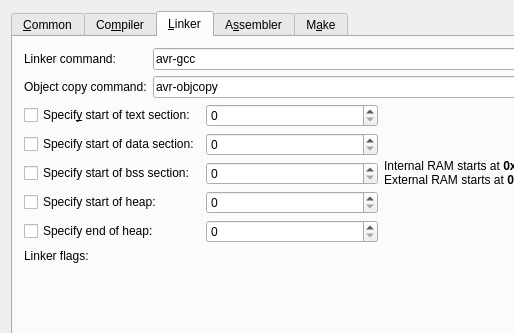
This is src/klprojectconfigwidgetbase.ui in akrutzler/kontrollerlab as Qt 5 draws it before an edit; both pictures show x 0 to 514 and y 0 to 333 of the 762 by 534 pixel window. The edited form follows.
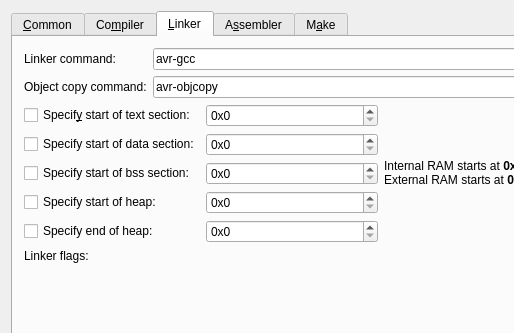
This is the edited form. The open tabs and pages were chosen to show the change. Custom widgets are drawn as their Qt base class.

Commit message: KLSpinBoxWidget suff.

Patch:
```diff
--- a/src/klprojectconfigwidgetbase.ui
+++ b/src/klprojectconfigwidgetbase.ui
@@ -595,10 +595,7 @@
        <item row="2" column="0" colspan="3">
         <layout class="QHBoxLayout" name="hl_flags">
          <item>
-          <layout class="QGridLayout">
-           <item row="0" column="1">
-            <widget class="QSpinBox" name="kisbStartOfText"/>
-           </item>
+          <layout class="QGridLayout" name="gl_linkerOpt">
            <item row="4" column="0">
             <widget class="QCheckBox" name="cbEndOfHeap">
              <property name="text">
@@ -650,16 +647,57 @@
             </widget>
            </item>
            <item row="1" column="1">
-            <widget class="QSpinBox" name="kisbStartOfData"/>
+            <widget class="KLSpinBoxWidget" name="kisbStartOfData">
+             <property name="prefix">
+              <string>0x</string>
+             </property>
+             <property name="maximum">
+              <number>1000000</number>
+             </property>
+            </widget>
            </item>
            <item row="2" column="1">
-            <widget class="QSpinBox" name="kisbStartOfBSS"/>
+            <widget class="KLSpinBoxWidget" name="kisbStartOfBSS">
+             <property name="prefix">
+              <string>0x</string>
+             </property>
+             <property name="maximum">
+              <number>1000000</number>
+             </property>
+            </widget>
            </item>
            <item row="3" column="1">
-            <widget class="QSpinBox" name="kisbStartOfHeap"/>
+            <widget class="KLSpinBoxWidget" name="kisbStartOfHeap">
+             <property name="prefix">
+              <string>0x</string>
+             </property>
+             <property name="maximum">
+              <number>1000000</number>
+             </property>
+            </widget>
            </item>
            <item row="4" column="1">
-            <widget class="QSpinBox" name="kisbEndOfHeap"/>
+            <widget class="KLSpinBoxWidget" name="kisbEndOfHeap">
+             <property name="prefix">
+              <string>0x</string>
+             </property>
+             <property name="maximum">
+              <number>1000000</number>
+             </property>
+            </widget>
+           </item>
+           <item row="0" column="1">
+            <widget class="KLSpinBoxWidget" name="kisbStartOfText">
+             <property name="suffix">
+              <string/>
+             </property>
+             <property name="prefix">
+              <string>0x</string>
+             </property>
+             <property name="maximum">
+              <number>1000000</number>
+             </property>
+            </widget>
            </item>
           </layout>
          </item>
@@ -941,6 +979,11 @@
    <extends>QWidget</extends>
    <header>q3listview.h</header>
   </customwidget>
+  <customwidget>
+   <class>KLSpinBoxWidget</class>
+   <extends>QSpinBox</extends>
+   <header location="global">klspinboxwidget.h</header>
+  </customwidget>
  </customwidgets>
  <includes>
   <include location="local">knuminput.h</include>
```
The commit also changes 1 other file.
